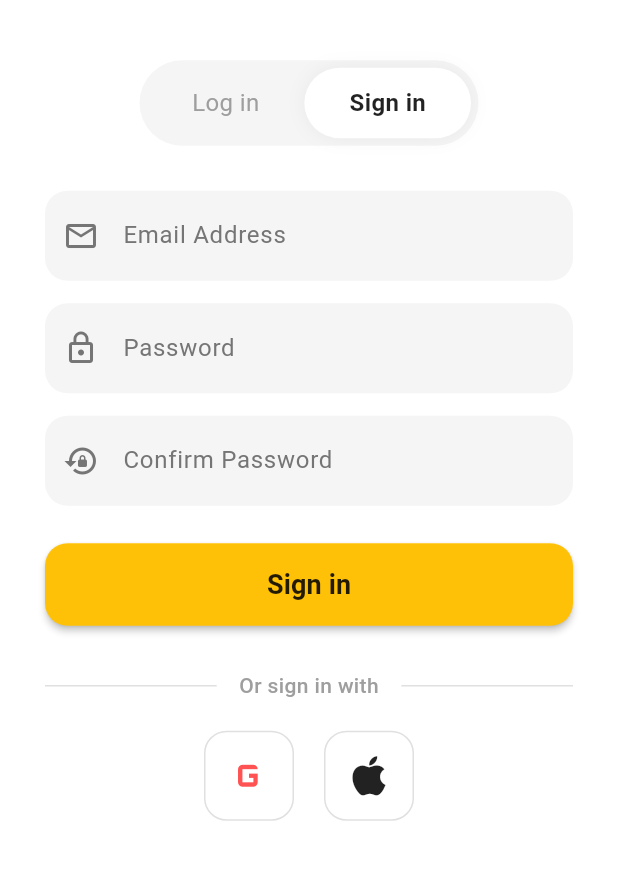
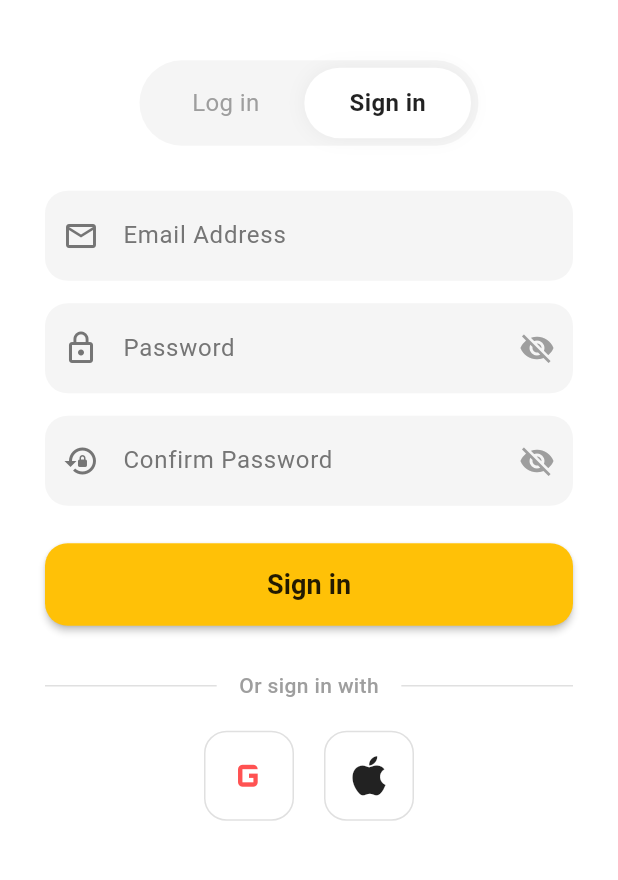
Before and after one commit to TEERAPAT-SUKKASEM/kiangthai_service, a Flutter app: the screen it shows after launch, after a tap on "Sign in", on a phone screen of 412 x 824 dp, the part 287-1167 px from its top. Run offline on Flutter 3.47's test engine with Material 3 defaults, Android fonts, the phone set to English and light mode, and no system bars; our stand-ins replace google_fonts, supabase_flutter; accounts and stored records are empty; Roboto replaces fonts that are missing (Kanit).

Commit message:
Enhance password fields with visibility toggle and improve comments for clarity

```diff
--- a/lib/features/auth/login_page.dart
+++ b/lib/features/auth/login_page.dart
@@ -1,5 +1,5 @@
 import 'package:flutter/material.dart';
-import 'package:cupertino_icons/cupertino_icons.dart'; // เพิ่มไอคอนสวยๆ
+import 'package:cupertino_icons/cupertino_icons.dart';
 
 class LoginPage extends StatefulWidget {
   const LoginPage({super.key});
@@ -9,8 +9,16 @@ class LoginPage extends StatefulWidget {
 }
 
 class _LoginPageState extends State<LoginPage> {
+  // สถานะหน้าจอหลัก
   bool isLogin = true;
   bool isForgotPassword = false;
+
+  // ตัวแปรจำสถานะการเปิด/ปิดตาของแต่ละช่อง (true = ปิดตา/ซ่อนรหัส, false = เปิดตา/โชว์รหัส)
+  bool _obscureLoginPass = true;
+  bool _obscureSignUpPass = true;
+  bool _obscureSignUpConfirm = true;
+  bool _obscureResetPass = true;
+  bool _obscureResetConfirm = true;
 
   @override
   Widget build(BuildContext context) {
@@ -27,7 +35,7 @@ class _LoginPageState extends State<LoginPage> {
               mainAxisAlignment: MainAxisAlignment.center,
               crossAxisAlignment: CrossAxisAlignment.center,
               children: [
-                // --- 1. โลโก้ KiangThai Service (จัดทรงใหม่ให้ดูแพง) ---
+                // --- โลโก้ ---
                 RichText(
                   text: const TextSpan(
                     style: TextStyle(
@@ -58,7 +66,7 @@ class _LoginPageState extends State<LoginPage> {
                 ),
                 const SizedBox(height: 10),
 
-                // --- 2. ข้อความต้อนรับ ---
+                // --- ข้อความต้อนรับ ---
                 Text(
                   "Welcome to KiangThai Service",
                   style: TextStyle(
@@ -69,7 +77,7 @@ class _LoginPageState extends State<LoginPage> {
                 ),
                 const SizedBox(height: 40),
 
-                // --- 3. แถบเลือก Log in / Sign in แบบโมเดิร์น ---
+                // --- แถบสลับหน้า ---
                 if (!isForgotPassword)
                   Container(
                     decoration: BoxDecoration(
@@ -95,7 +103,7 @@ class _LoginPageState extends State<LoginPage> {
                   ),
                 const SizedBox(height: 30),
 
-                // --- 4. แสดงฟอร์มตามสถานะที่เลือก ---
+                // --- แสดงฟอร์ม ---
                 if (isForgotPassword)
                   _buildForgotPasswordForm()
                 else if (isLogin)
@@ -111,10 +119,9 @@ class _LoginPageState extends State<LoginPage> {
   }
 
   // ==========================================
-  // ส่วนประกอบย่อย (Widgets) ที่ตกแต่งใหม่
+  // ส่วนประกอบย่อย (Widgets)
   // ==========================================
 
-  // ตัวช่วยสร้างปุ่มสลับ Log in / Sign in
   Widget _buildTabButton(String title, bool isActive, VoidCallback onTap) {
     return GestureDetector(
       onTap: onTap,
@@ -144,12 +151,17 @@ class _LoginPageState extends State<LoginPage> {
     );
   }
 
-  // ตัวช่วยสร้างรูปแบบช่องกรอก (Modern Text Field)
-  InputDecoration _modernInputDecoration(String label, IconData icon) {
+  // อัปเกรดฟังก์ชันสร้างช่องกรอก ให้รับปุ่มรูปลูกตา (suffixIcon) ได้
+  InputDecoration _modernInputDecoration(
+    String label,
+    IconData icon, {
+    Widget? suffixIcon,
+  }) {
     return InputDecoration(
       labelText: label,
       labelStyle: TextStyle(color: Colors.grey.shade600),
       prefixIcon: Icon(icon, color: Colors.grey.shade600),
+      suffixIcon: suffixIcon, // นำปุ่มลูกตามาใส่ตรงนี้
       filled: true,
       fillColor: Colors.grey.shade100,
       contentPadding: const EdgeInsets.symmetric(vertical: 18),
@@ -164,6 +176,7 @@ class _LoginPageState extends State<LoginPage> {
     );
   }
 
+  // --- 1. ฟอร์ม Log in ---
   Widget _buildLoginForm() {
     return Column(
       children: [
@@ -174,9 +187,21 @@ class _LoginPageState extends State<LoginPage> {
           ),
         ),
         const SizedBox(height: 15),
+        // ช่องใส่รหัส พร้อมปุ่มตา
         TextField(
-          obscureText: true,
-          decoration: _modernInputDecoration('Password', Icons.lock_outline),
+          obscureText: _obscureLoginPass,
+          decoration: _modernInputDecoration(
+            'Password',
+            Icons.lock_outline,
+            suffixIcon: IconButton(
+              icon: Icon(
+                _obscureLoginPass ? Icons.visibility_off : Icons.visibility,
+                color: Colors.grey,
+              ),
+              onPressed: () =>
+                  setState(() => _obscureLoginPass = !_obscureLoginPass),
+            ),
+          ),
         ),
 
         Align(
@@ -220,6 +245,7 @@ class _LoginPageState extends State<LoginPage> {
     );
   }
 
+  // --- 2. ฟอร์ม Sign in (สมัครใหม่) ---
   Widget _buildSignUpForm() {
     return Column(
       children: [
@@ -231,15 +257,35 @@ class _LoginPageState extends State<LoginPage> {
         ),
         const SizedBox(height: 15),
         TextField(
-          obscureText: true,
-          decoration: _modernInputDecoration('Password', Icons.lock_outline),
+          obscureText: _obscureSignUpPass,
+          decoration: _modernInputDecoration(
+            'Password',
+            Icons.lock_outline,
+            suffixIcon: IconButton(
+              icon: Icon(
+                _obscureSignUpPass ? Icons.visibility_off : Icons.visibility,
+                color: Colors.grey,
+              ),
+              onPressed: () =>
+                  setState(() => _obscureSignUpPass = !_obscureSignUpPass),
+            ),
+          ),
         ),
         const SizedBox(height: 15),
         TextField(
-          obscureText: true,
+          obscureText: _obscureSignUpConfirm,
           decoration: _modernInputDecoration(
             'Confirm Password',
             Icons.lock_reset,
+            suffixIcon: IconButton(
+              icon: Icon(
+                _obscureSignUpConfirm ? Icons.visibility_off : Icons.visibility,
+                color: Colors.grey,
+              ),
+              onPressed: () => setState(
+                () => _obscureSignUpConfirm = !_obscureSignUpConfirm,
+              ),
+            ),
           ),
         ),
         const SizedBox(height: 25),
@@ -271,6 +317,7 @@ class _LoginPageState extends State<LoginPage> {
     );
   }
 
+  // --- 3. ฟอร์มลืมรหัสผ่าน ---
   Widget _buildForgotPasswordForm() {
     return Column(
       children: [
@@ -293,18 +340,34 @@ class _LoginPageState extends State<LoginPage> {
         ),
         const SizedBox(height: 15),
         TextField(
-          obscureText: true,
+          obscureText: _obscureResetPass,
           decoration: _modernInputDecoration(
             'New Password',
             Icons.lock_outline,
+            suffixIcon: IconButton(
+              icon: Icon(
+                _obscureResetPass ? Icons.visibility_off : Icons.visibility,
+                color: Colors.grey,
+              ),
+              onPressed: () =>
+                  setState(() => _obscureResetPass = !_obscureResetPass),
+            ),
           ),
         ),
         const SizedBox(height: 15),
         TextField(
-          obscureText: true,
+          obscureText: _obscureResetConfirm,
           decoration: _modernInputDecoration(
             'Confirm New Password',
             Icons.lock_reset,
+            suffixIcon: IconButton(
+              icon: Icon(
+                _obscureResetConfirm ? Icons.visibility_off : Icons.visibility,
+                color: Colors.grey,
+              ),
+              onPressed: () =>
+                  setState(() => _obscureResetConfirm = !_obscureResetConfirm),
+            ),
           ),
         ),
         const SizedBox(height: 25),
```
